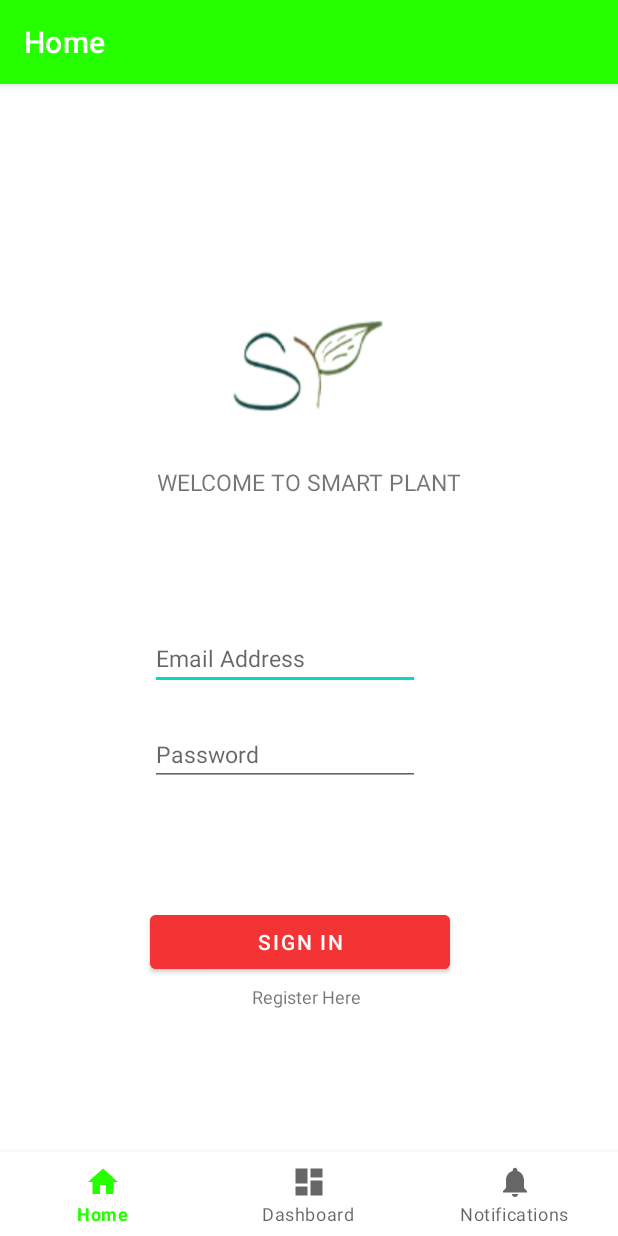
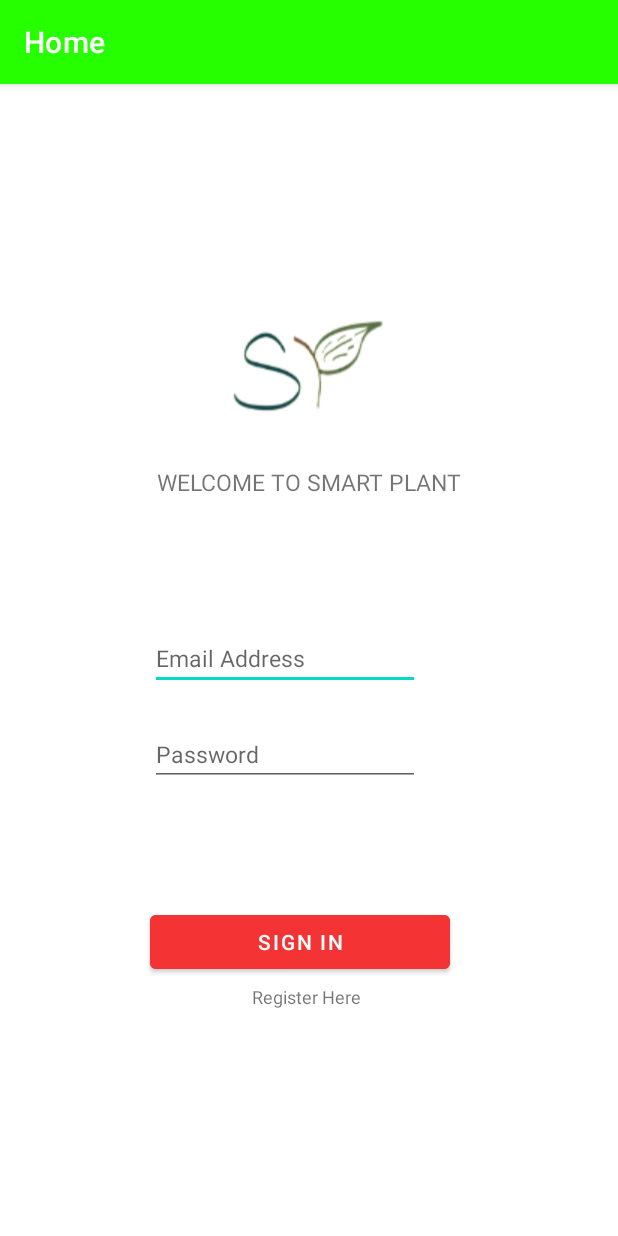
Before and after one commit to riccigamiao3076/SmartPlant, an Android app: the screen it shows after launch (MainActivity), on a phone screen of 412 x 824 dp. Run offline under Robolectric (Android 15) with nearby library versions, the phone set to English and light mode, and no system bars; our stand-ins replace navigation-ui.

Commit message:
Removed navigation menu from login page.

```diff
--- a/SmartPlant/src/main/java/ca/greenlypebble/it/smartplant/MainActivity.java
+++ b/SmartPlant/src/main/java/ca/greenlypebble/it/smartplant/MainActivity.java
@@ -22,7 +22,7 @@ public class MainActivity extends AppCompatActivity {
     protected void onCreate(Bundle savedInstanceState) {
         super.onCreate(savedInstanceState);
         setContentView(R.layout.activity_main);
-        BottomNavigationView navView = findViewById(R.id.nav_view);
+        // BottomNavigationView navView = findViewById(R.id.nav_view);
         // Passing each menu ID as a set of Ids because each
         // menu should be considered as top level destinations.
         AppBarConfiguration appBarConfiguration = new AppBarConfiguration.Builder(
@@ -30,7 +30,7 @@ public class MainActivity extends AppCompatActivity {
                 .build();
         NavController navController = Navigation.findNavController(this, R.id.nav_host_fragment);
         NavigationUI.setupActionBarWithNavController(this, navController, appBarConfiguration);
-        NavigationUI.setupWithNavController(navView, navController);
+        // NavigationUI.setupWithNavController(navView, navController);
     }
 
     @Override
--- a/SmartPlant/src/main/res/layout/activity_main.xml
+++ b/SmartPlant/src/main/res/layout/activity_main.xml
@@ -6,25 +6,12 @@
     android:layout_height="match_parent"
     android:paddingTop="?attr/actionBarSize">
 
-    <com.google.android.material.bottomnavigation.BottomNavigationView
-        android:id="@+id/nav_view"
-        android:layout_width="0dp"
-        android:layout_height="wrap_content"
-        android:layout_marginStart="0dp"
-        android:layout_marginEnd="0dp"
-        android:background="?android:attr/windowBackground"
-        app:layout_constraintBottom_toBottomOf="parent"
-        app:layout_constraintLeft_toLeftOf="parent"
-        app:layout_constraintRight_toRightOf="parent"
-        app:menu="@menu/bottom_nav_menu" />
-
     <fragment
         android:id="@+id/nav_host_fragment"
         android:name="androidx.navigation.fragment.NavHostFragment"
         android:layout_width="match_parent"
         android:layout_height="match_parent"
         app:defaultNavHost="true"
-        app:layout_constraintBottom_toTopOf="@id/nav_view"
         app:layout_constraintLeft_toLeftOf="parent"
         app:layout_constraintRight_toRightOf="parent"
         app:layout_constraintTop_toTopOf="parent"
```
